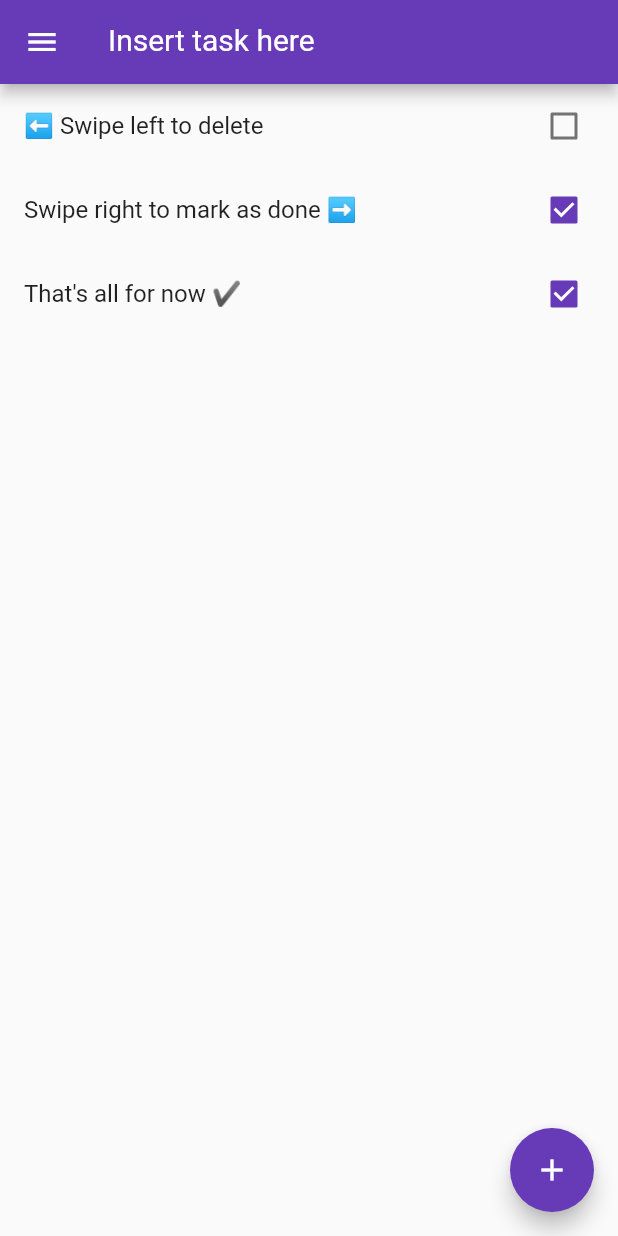
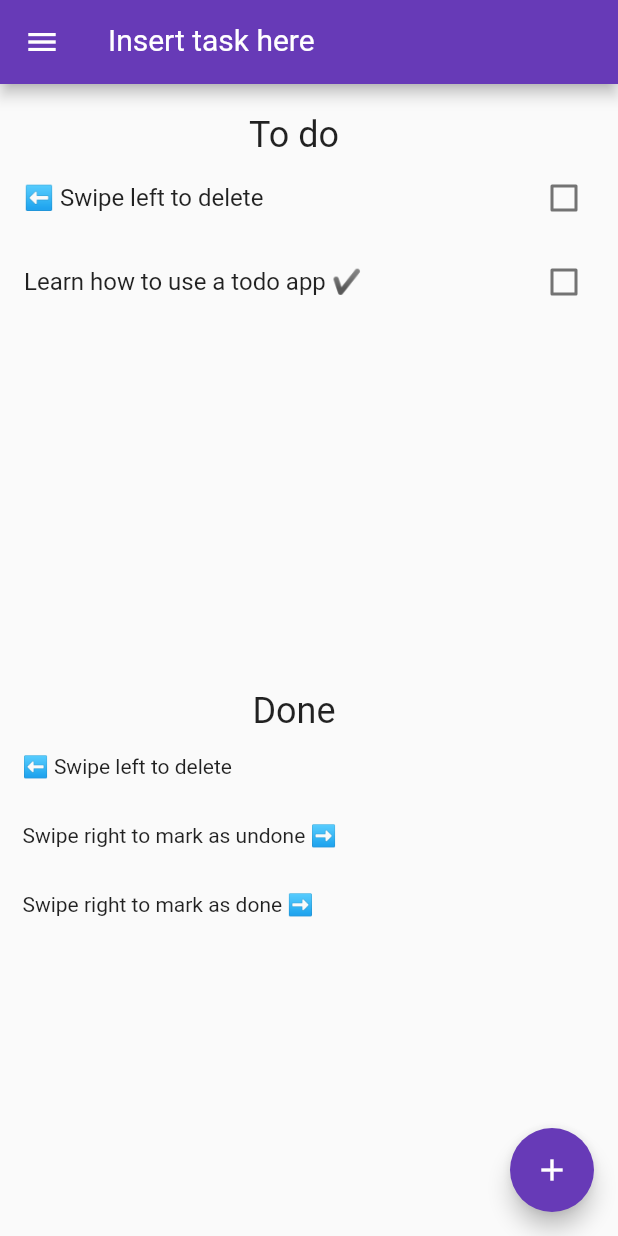
Before and after one commit to victorers1/todo-flutter, a Flutter app: the screen it shows after launch, after a tap on "Swipe right to mark as done ➡️", on a phone screen of 412 x 824 dp. Run offline on Flutter 3.47's test engine with Material 2 defaults, Android fonts, the phone set to English and light mode, and no system bars.

Commit message:
feat(todo actions): adds swipe action working perfectly
Now it is possible to swipe in both directions to do different actions. Separated done item and todo
items in two lists.

```diff
--- a/lib/main.dart
+++ b/lib/main.dart
@@ -1,5 +1,4 @@
 import 'package:flutter/material.dart';
-import 'package:flutter_slidable/flutter_slidable.dart';
 import 'models/item.dart';
 
 void main() => runApp(MyApp());
@@ -19,13 +18,17 @@ class MyApp extends StatelessWidget {
 }
 
 class HomePage extends StatefulWidget {
-  var items = new List<Item>();
+  var todoItems = new List<Item>();
+  var doneItems = new List<Item>();
 
   HomePage() {
-    items = [];
-    items.add(Item(title: "⬅️ Swipe left to delete", done: false));
-    items.add(Item(title: "Swipe right to mark as done ➡️", done: false));
-    items.add(Item(title: "That's all for now ✔️", done: true));
+    todoItems = [];
+    todoItems.add(Item(title: "⬅️ Swipe left to delete", done: false));
+    todoItems.add(Item(title: "Swipe right to mark as done ➡️", done: false));
+    todoItems.add(Item(title: "Learn how to use a todo app ✔️", done: false));
+
+    doneItems.add(Item(title: '⬅️ Swipe left to delete', done: true));
+    doneItems.add(Item(title: "Swipe right to mark as undone ➡️", done: true));
   }
 
   @override
@@ -38,20 +41,34 @@ class _HomePageState extends State<HomePage> {
   void add() {
     if (newTaskCtrl.text.isEmpty) return;
     setState(() {
-      widget.items.add(Item(title: newTaskCtrl.text, done: false));
+      widget.todoItems.add(Item(title: newTaskCtrl.text, done: false));
       newTaskCtrl.clear();
     });
   }
 
-  void remove(int index) {
+  void remove(int index, List<Item> list) {
     setState(() {
-      widget.items.removeAt(index);
+      list.removeAt(index);
     });
   }
 
   void doTask(int index) {
     setState(() {
-      widget.items[index].done = true;
+      widget.todoItems[index].done = true;
+      widget.doneItems.add(widget.todoItems[index]);
+      widget.todoItems.removeAt(index);
+    });
+
+    print(widget.todoItems);
+    print(widget.doneItems);
+  }
+
+  void undoTask(int index) {
+    setState(() {
+      Item item = widget.doneItems[index];
+      item.done = false;
+      widget.todoItems.add(item);
+      widget.doneItems.removeAt(index);
     });
   }
 
@@ -75,11 +92,21 @@ class _HomePageState extends State<HomePage> {
           ),
         ),
       ),
-      body: ListView.builder(
-        itemCount: widget.items.length,
+      body: Column(
+        children: <Widget>[
+          Container(
+            padding: EdgeInsets.fromLTRB(0, 20, 20, 0),
+            child: Text(
+              'To do',
+              textAlign: TextAlign.start,
+              style: Theme.of(context).textTheme.headline,
+            ),
+          ),
+          new Expanded(
+            child: ListView.builder(
+              itemCount: widget.todoItems.length,
               itemBuilder: (BuildContext ctx, int index) {
-          final item = widget.items[index];
-
+                final item = widget.todoItems[index];
                 return Dismissible(
                   key: Key(item.title),
                   child: CheckboxListTile(
@@ -87,7 +114,8 @@ class _HomePageState extends State<HomePage> {
                     value: item.done,
                     onChanged: (value) {
                       setState(() {
-                  item.done = value;
+                        // item.done = value;
+                        doTask(index);
                         print(value);
                       });
                     },
@@ -116,8 +144,76 @@ class _HomePageState extends State<HomePage> {
                       ),
                     ),
                   ),
+                  onDismissed: (direction) {
+                    if (direction == DismissDirection.endToStart) {
+                      remove(index, widget.todoItems);
+                    } else if (direction == DismissDirection.startToEnd) {
+                      doTask(index);
+                    }
+                  },
                 );
               },
+            ),
+          ),
+          Container(
+            padding: EdgeInsets.fromLTRB(0, 20, 20, 0),
+            child: Text(
+              'Done',
+              textAlign: TextAlign.left,
+              style: Theme.of(context).textTheme.headline,
+            ),
+          ),
+          new Expanded(
+            child: ListView.builder(
+              itemCount: widget.doneItems.length,
+              itemBuilder: (BuildContext ctx, int index) {
+                final item = widget.doneItems[index];
+
+                return Dismissible(
+                  key: Key(item.title),
+                  child: Container(
+                    padding: EdgeInsets.all(15),
+                    child: Text(
+                      item.title,
+                      style: TextStyle(),
+                    ),
+                  ),
+                  background: Container(
+                    padding: EdgeInsets.fromLTRB(15, 0, 15, 0),
+                    color: Colors.green,
+                    child: Align(
+                      alignment: Alignment.centerLeft,
+                      child: Icon(
+                        Icons.undo,
+                        size: 35,
+                        color: Colors.white,
+                      ),
+                    ),
+                  ),
+                  secondaryBackground: Container(
+                    padding: EdgeInsets.fromLTRB(15, 0, 15, 0),
+                    color: Colors.red,
+                    child: Align(
+                      alignment: Alignment.centerRight,
+                      child: Icon(
+                        Icons.delete_forever,
+                        size: 35,
+                        color: Colors.white,
+                      ),
+                    ),
+                  ),
+                  onDismissed: (direction) {
+                    if (direction == DismissDirection.endToStart) {
+                      remove(index, widget.doneItems);
+                    } else if (direction == DismissDirection.startToEnd) {
+                      undoTask(index);
+                    }
+                  },
+                );
+              },
+            ),
+          )
+        ],
       ),
       floatingActionButton: FloatingActionButton(
         onPressed: add,
```
Lines whose indentation alone changed are shown as unchanged.
